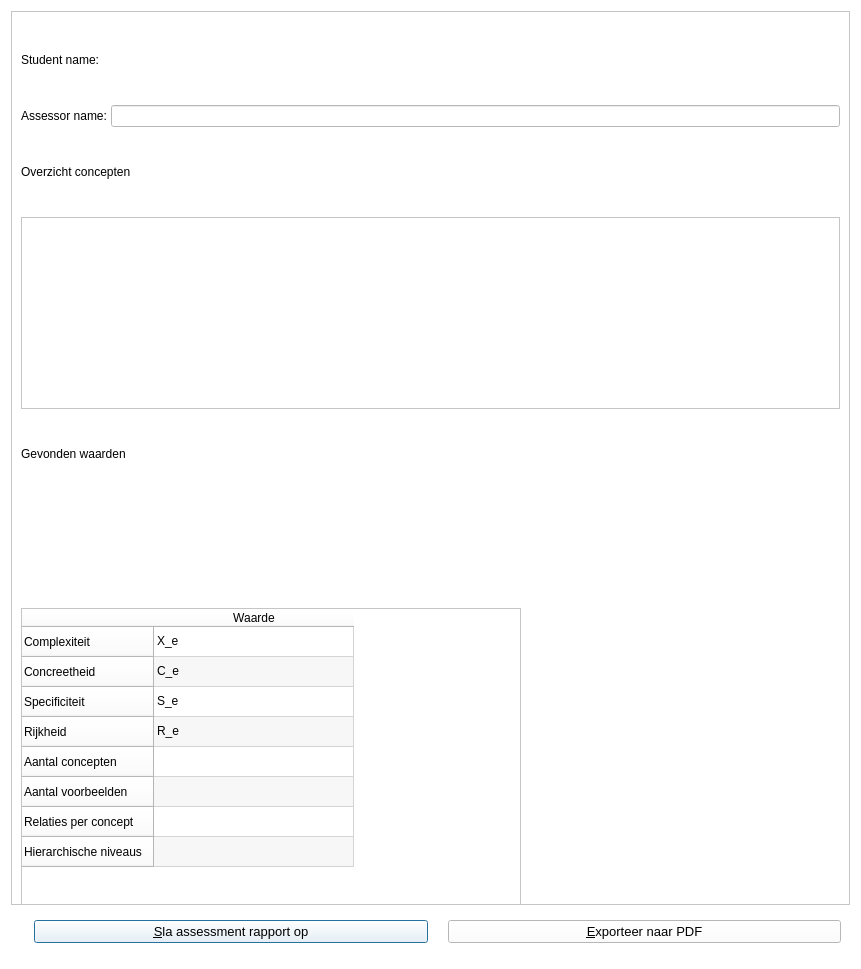
This is qtbrainweaverratingdialog.ui in richelbilderbeek/BrainWeaver as Qt 5 draws it before an edit. The edited form follows.
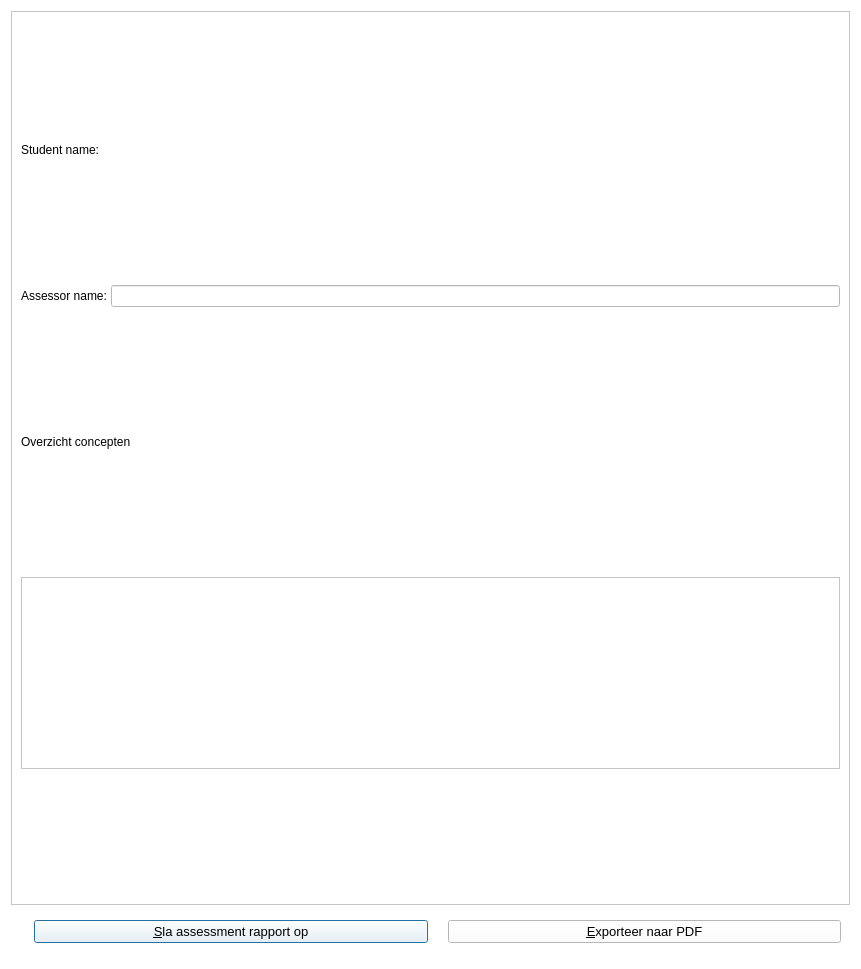
This is the edited form. Icons and pictures are not drawn.

```diff
--- a/qtbrainweaverratingdialog.ui
+++ b/qtbrainweaverratingdialog.ui
@@ -146,121 +146,6 @@
          </column>
         </widget>
        </item>
-       <item>
-        <widget class="QLabel" name="label_5">
-         <property name="sizePolicy">
-          <sizepolicy hsizetype="Preferred" vsizetype="Fixed">
-           <horstretch>0</horstretch>
-           <verstretch>0</verstretch>
-          </sizepolicy>
-         </property>
-         <property name="text">
-          <string>Gevonden waarden</string>
-         </property>
-        </widget>
-       </item>
-       <item>
-        <widget class="QTableWidget" name="table_values">
-         <property name="sizePolicy">
-          <sizepolicy hsizetype="Expanding" vsizetype="Maximum">
-           <horstretch>0</horstretch>
-           <verstretch>0</verstretch>
-          </sizepolicy>
-         </property>
-         <property name="minimumSize">
-          <size>
-           <width>0</width>
-           <height>362</height>
-          </size>
-         </property>
-         <property name="maximumSize">
-          <size>
-           <width>500</width>
-           <height>144</height>
-          </size>
-         </property>
-         <property name="verticalScrollBarPolicy">
-          <enum>Qt::ScrollBarAlwaysOff</enum>
-         </property>
-         <property name="horizontalScrollBarPolicy">
-          <enum>Qt::ScrollBarAlwaysOff</enum>
-         </property>
-         <property name="alternatingRowColors">
-          <bool>true</bool>
-         </property>
-         <attribute name="horizontalHeaderDefaultSectionSize">
-          <number>200</number>
-         </attribute>
-         <attribute name="horizontalHeaderMinimumSectionSize">
-          <number>100</number>
-         </attribute>
-         <row>
-          <property name="text">
-           <string>Complexiteit</string>
-          </property>
-         </row>
-         <row>
-          <property name="text">
-           <string>Concreetheid</string>
-          </property>
-         </row>
-         <row>
-          <property name="text">
-           <string>Specificiteit</string>
-          </property>
-         </row>
-         <row>
-          <property name="text">
-           <string>Rijkheid</string>
-          </property>
-         </row>
-         <row>
-          <property name="text">
-           <string>Aantal concepten</string>
-          </property>
-         </row>
-         <row>
-          <property name="text">
-           <string>Aantal voorbeelden</string>
-          </property>
-         </row>
-         <row>
-          <property name="text">
-           <string>Relaties per concept</string>
-          </property>
-         </row>
-         <row>
-          <property name="text">
-           <string>Hierarchische niveaus</string>
-          </property>
-         </row>
-         <column>
-          <property name="text">
-           <string>Waarde</string>
-          </property>
-         </column>
-         <item row="0" column="0">
-          <property name="text">
-           <string>X_e</string>
-          </property>
-         </item>
-         <item row="1" column="0">
-          <property name="text">
-           <string>C_e</string>
-          </property>
-         </item>
-         <item row="2" column="0">
-          <property name="text">
-           <string>S_e</string>
-          </property>
-         </item>
-         <item row="3" column="0">
-          <property name="text">
-           <string>R_e</string>
-          </property>
-         </item>
-        </widget>
-       </item>
       </layout>
      </widget>
     </widget>
```
